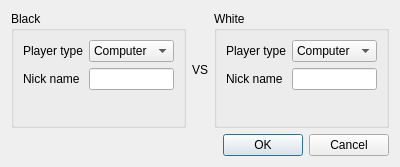
Old version of the form ui/newgamedialog.ui in the repository Kobo-InkBox/QReversi.
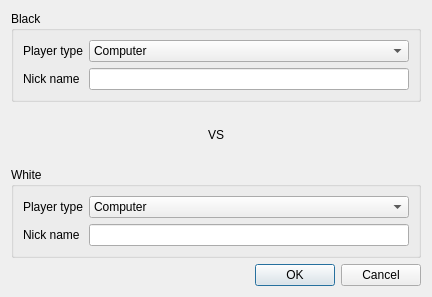
New version of the form.

Commit message: Get grid size and stone radius in env var; improve UI

```diff
--- a/ui/newgamedialog.ui
+++ b/ui/newgamedialog.ui
@@ -6,8 +6,8 @@
    <rect>
     <x>0</x>
     <y>0</y>
-    <width>400</width>
-    <height>167</height>
+    <width>432</width>
+    <height>297</height>
    </rect>
   </property>
   <property name="windowTitle">
@@ -15,7 +15,7 @@
   </property>
   <layout class="QVBoxLayout" name="verticalLayout">
    <item>
-    <layout class="QHBoxLayout" name="horizontalLayout">
+    <layout class="QVBoxLayout" name="verticalLayout_2">
      <item>
       <widget class="QGroupBox" name="groupBox">
        <property name="title">
@@ -61,6 +61,9 @@
        <property name="text">
         <string>VS</string>
        </property>
+       <property name="alignment">
+        <set>Qt::AlignCenter</set>
+       </property>
       </widget>
      </item>
      <item>
```
The commit also changes 1 other file.
